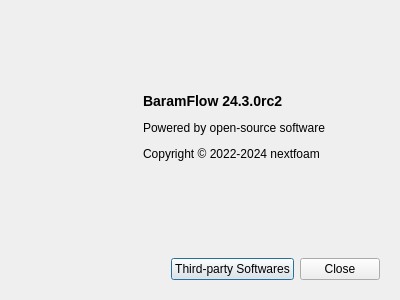
Qt form baramFlow/view/main_window/menu/help/about_dialog.ui (nextfoam/baram) before a commit.
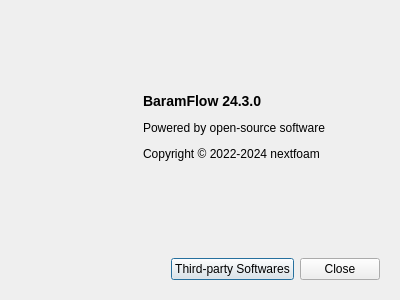
The same form after that commit.

```diff
--- a/baramFlow/view/main_window/menu/help/about_dialog.ui
+++ b/baramFlow/view/main_window/menu/help/about_dialog.ui
@@ -90,7 +90,7 @@
          </sizepolicy>
         </property>
         <property name="text">
-         <string>&lt;p&gt;&lt;b&gt;&lt;font size=&quot;4&quot;&gt;BaramFlow 24.3.0rc2&lt;/font&gt;&lt;/b&gt;&lt;/p&gt;
+         <string>&lt;p&gt;&lt;b&gt;&lt;font size=&quot;4&quot;&gt;BaramFlow 24.3.0&lt;/font&gt;&lt;/b&gt;&lt;/p&gt;
 
 &lt;p&gt;Powered by open-source software&lt;/p&gt;
 
```
